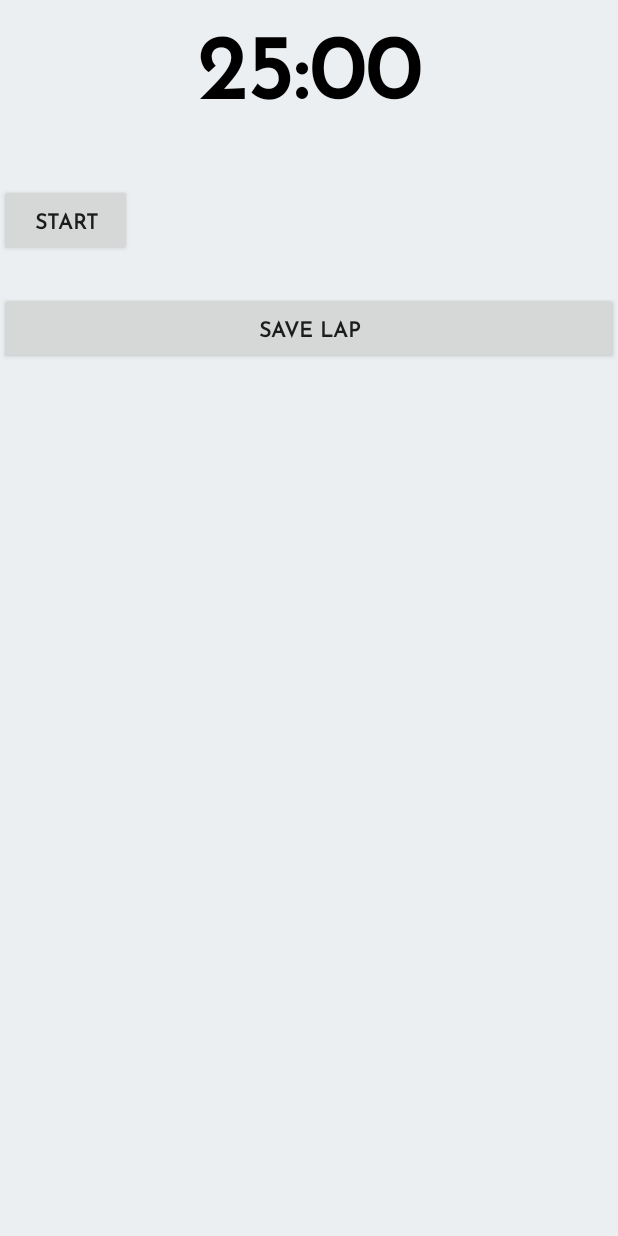
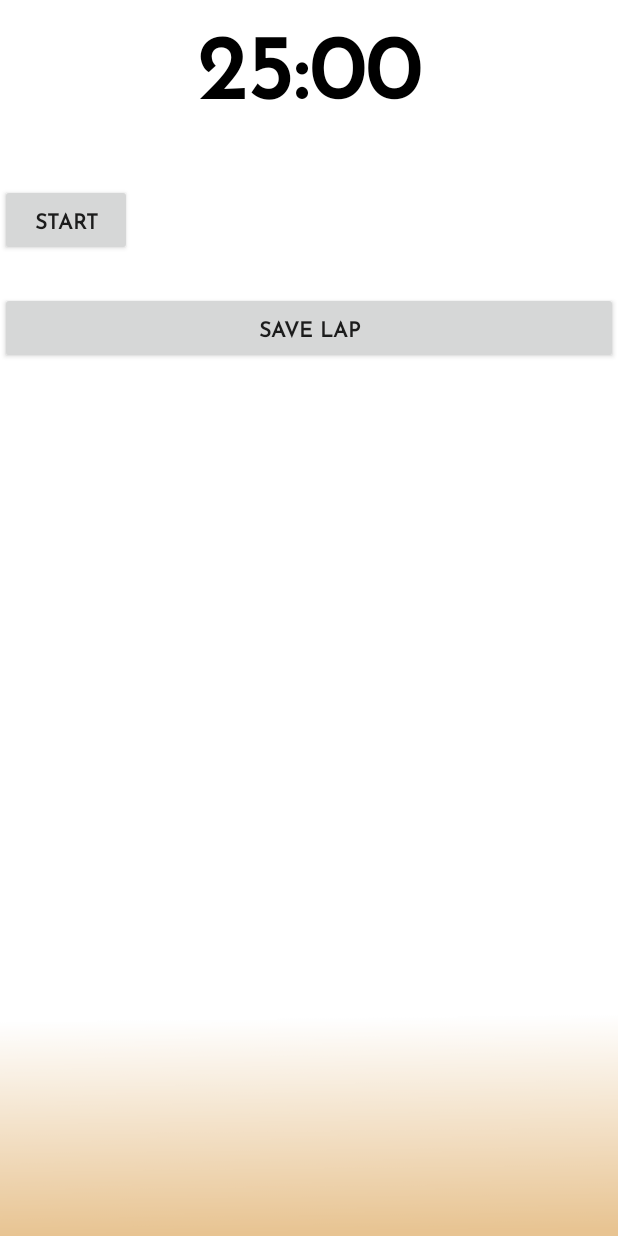
Before and after one commit to bmberger/WavesApp, an Android app: the fragment ProductivityFragment placed in its activity, on a phone screen of 412 x 824 dp. Run offline under Robolectric (Android 15) with nearby library versions, the phone set to English and light mode, and no system bars; libraries missing offline, so code that uses them is left out: com.github.sundeepk.compactcalendarview; Roboto replaces fonts that are not available here; 5 statements that could not run were skipped.

Commit message:
Fixed the clicking on main fragment when in a different fragment due to viewpager

```diff
--- a/app/src/main/java/com/example/waves_app/fragments/FunFactsFragment.java
+++ b/app/src/main/java/com/example/waves_app/fragments/FunFactsFragment.java
@@ -35,6 +35,8 @@ public class FunFactsFragment extends Fragment {
 
     public View onCreateView(@NonNull LayoutInflater inflater, @Nullable ViewGroup container, @Nullable Bundle savedInstanceState) {
         View view =  inflater.inflate(R.layout.fragment_funfacts, container, false);
+        view.setBackgroundDrawable(getResources().getDrawable(R.drawable.sand_background));
+        view.bringToFront();
         return view;
     }
 
--- a/app/src/main/java/com/example/waves_app/fragments/HomeFragment.java
+++ b/app/src/main/java/com/example/waves_app/fragments/HomeFragment.java
@@ -58,7 +58,7 @@ public class HomeFragment extends Fragment {
 
         int categoryCount = categoryCount();
 
-        String[] homePageOptions = new String[] { "My Categories (" + categoryCount + ")", "FAQ", "Tutorial", "Fun Facts", "Search", "Share", "Productivity", "Settings" };
+        String[] homePageOptions = new String[] { "My Categories (" + categoryCount + ")", "FAQ", "Tutorial", "Fun Facts", "Search", "Share", "Productivity" };
         items.addAll(Arrays.asList(homePageOptions));
 
         itemsAdapter = new ArrayAdapter<String>(getContext(), R.layout.simple_row_layout, items) {
@@ -116,8 +116,6 @@ public class HomeFragment extends Fragment {
                     fragment = new ShareFragment();
                 } else if (clickedOption.equals("Productivity")){
                     fragment = new ProductivityFragment();
-                } else if (clickedOption.equals("Settings")){
-                    fragment = new SettingsFragment();
                 } else {
                     fragment = new HomeFragment();
                 }
--- a/app/src/main/java/com/example/waves_app/fragments/ProductivityFragment.java
+++ b/app/src/main/java/com/example/waves_app/fragments/ProductivityFragment.java
@@ -50,7 +50,9 @@ public class ProductivityFragment extends Fragment {
     ArrayAdapter<String> adapter ;
 
     public View onCreateView(@NonNull LayoutInflater inflater, @Nullable ViewGroup container, @Nullable Bundle savedInstanceState) {
-        return inflater.inflate(R.layout.fragment_productivity, container, false);
+        View view = inflater.inflate(R.layout.fragment_productivity, container, false);
+        view.setBackgroundDrawable(getResources().getDrawable(R.drawable.sand_background));
+        return view;
     }
 
     @Override
--- a/app/src/main/java/com/example/waves_app/fragments/SearchFragment.java
+++ b/app/src/main/java/com/example/waves_app/fragments/SearchFragment.java
@@ -52,6 +52,7 @@ public class SearchFragment extends Fragment {
     public View onCreateView(@NonNull LayoutInflater inflater, @Nullable ViewGroup container, @Nullable Bundle savedInstanceState) {
         View view = inflater.inflate(R.layout.fragment_search, container, false);
         view.setBackgroundDrawable(getResources().getDrawable(R.drawable.sand_background));
+        view.bringToFront();
         return view;
     }
 
--- a/app/src/main/java/com/example/waves_app/fragments/ShareFragment.java
+++ b/app/src/main/java/com/example/waves_app/fragments/ShareFragment.java
@@ -30,7 +30,9 @@ public class ShareFragment extends Fragment {
     private final String LOG_TAG = "test";
 
     public View onCreateView(@NonNull LayoutInflater inflater, @Nullable ViewGroup container, @Nullable Bundle savedInstanceState) {
-        return inflater.inflate(R.layout.fragment_share, container, false);
+        View view = inflater.inflate(R.layout.fragment_share, container, false);
+        view.setBackgroundDrawable(getResources().getDrawable(R.drawable.sand_background));
+        return view;
     }
 
     @Override
--- a/app/src/main/res/layout/fragment_faq.xml
+++ b/app/src/main/res/layout/fragment_faq.xml
@@ -3,7 +3,8 @@
     xmlns:app="http://schemas.android.com/apk/res-auto"
     xmlns:tools="http://schemas.android.com/tools"
     android:orientation="vertical" android:layout_width="match_parent"
-    android:layout_height="match_parent">
+    android:layout_height="match_parent"
+    android:clickable="true">
 
     <TextView
         android:id="@+id/textView2"
--- a/app/src/main/res/layout/fragment_funfacts.xml
+++ b/app/src/main/res/layout/fragment_funfacts.xml
@@ -3,7 +3,8 @@
     xmlns:app="http://schemas.android.com/apk/res-auto"
     xmlns:tools="http://schemas.android.com/tools"
     android:layout_width="match_parent"
-    android:layout_height="wrap_content">
+    android:layout_height="wrap_content"
+    android:clickable="true" >
 
 
     <androidx.recyclerview.widget.RecyclerView
--- a/app/src/main/res/layout/fragment_productivity.xml
+++ b/app/src/main/res/layout/fragment_productivity.xml
@@ -4,6 +4,7 @@
     android:id="@+id/activity_main"
     android:layout_width="match_parent"
     android:layout_height="match_parent"
+    android:clickable="true"
     android:background="#ECEFF1">
 
     <TextView
--- a/app/src/main/res/layout/fragment_search.xml
+++ b/app/src/main/res/layout/fragment_search.xml
@@ -3,7 +3,8 @@
     xmlns:android="http://schemas.android.com/apk/res/android"
     xmlns:app="http://schemas.android.com/apk/res-auto"
     android:layout_width="match_parent"
-    android:layout_height="match_parent">
+    android:layout_height="match_parent"
+    android:clickable="true" >
 
     <EditText
         android:id="@+id/etSearch"
--- a/app/src/main/res/layout/fragment_share.xml
+++ b/app/src/main/res/layout/fragment_share.xml
@@ -3,6 +3,7 @@
     xmlns:tools="http://schemas.android.com/tools"
     android:orientation="vertical" android:layout_width="match_parent"
     android:layout_height="match_parent"
+    android:clickable="true"
     xmlns:app="http://schemas.android.com/apk/res-auto">
 
     <TextView
--- a/app/src/main/res/layout/fragment_tutorial.xml
+++ b/app/src/main/res/layout/fragment_tutorial.xml
@@ -4,7 +4,8 @@
     xmlns:app="http://schemas.android.com/apk/res-auto"
     android:id="@+id/rlLayout"
     android:layout_width="match_parent"
-    android:layout_height="match_parent" >
+    android:layout_height="match_parent"
+    android:clickable="true" >
 
     <androidx.viewpager.widget.ViewPager
         android:id="@+id/vpTutorialCards"
```
